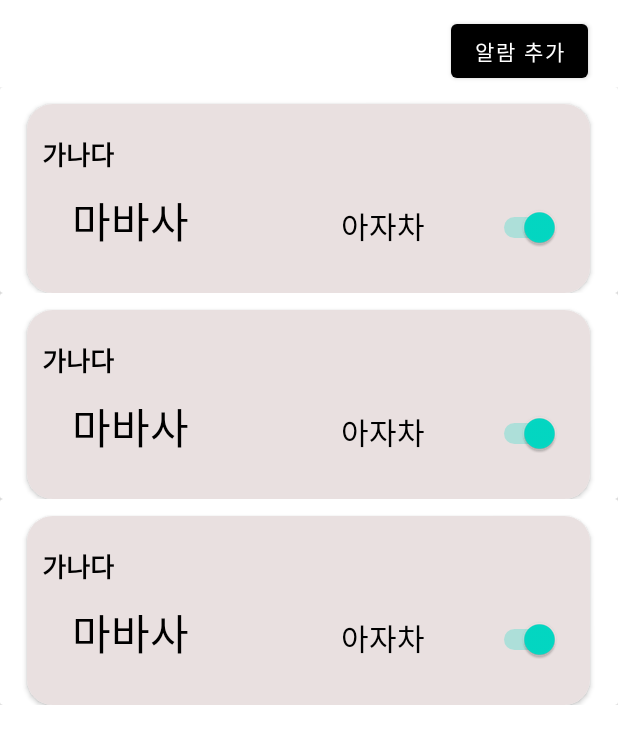
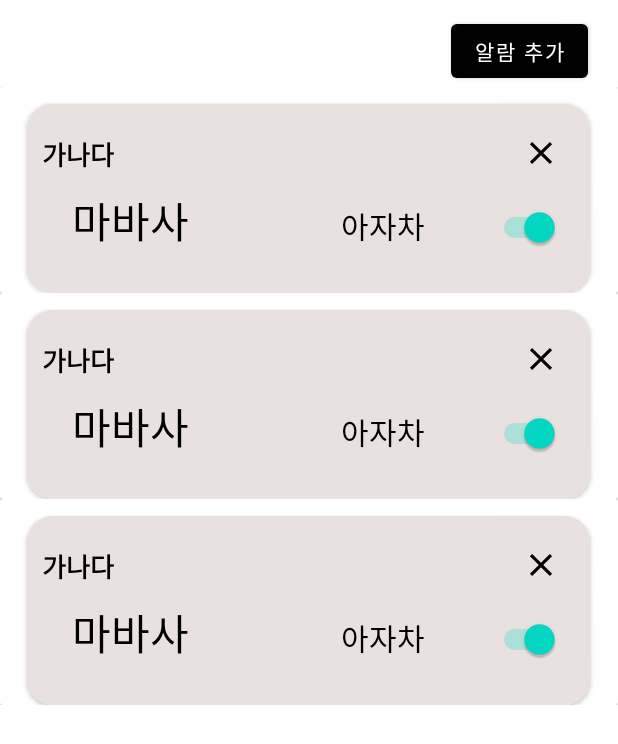
Before and after one commit to sdds3441/coffee, an Android app: the layout fragment_timeset.xml on its own in the app's theme, with its tools: preview values and no code run, on a phone screen of 412 x 824 dp. Shown: the top 744 px of the screen. Run offline under Robolectric (Android 15) with nearby library versions, the phone set to English and light mode, and no system bars.

```diff
--- /dev/null
+++ b/app/src/main/res/drawable/baseline_close_24.xml
@@ -0,0 +1,5 @@
+<vector android:height="24dp" android:tint="#000000"
+    android:viewportHeight="24" android:viewportWidth="24"
+    android:width="24dp" xmlns:android="http://schemas.android.com/apk/res/android">
+    <path android:fillColor="@android:color/white" android:pathData="M19,6.41L17.59,5 12,10.59 6.41,5 5,6.41 10.59,12 5,17.59 6.41,19 12,13.41 17.59,19 19,17.59 13.41,12z"/>
+</vector>
--- a/app/src/main/res/layout/list_item.xml
+++ b/app/src/main/res/layout/list_item.xml
@@ -74,6 +74,15 @@
                     android:checked="true"
                     tools:ignore="TouchTargetSizeCheck" />
 
+                <Button
+                    android:id="@+id/close_btn"
+                    android:layout_width="25dp"
+                    android:layout_height="25dp"
+                    android:layout_alignTop="@id/name"
+                    android:layout_alignRight="@id/al_switch"
+                    android:background="@drawable/baseline_close_24"
+                    tools:ignore="SpeakableTextPresentCheck,TouchTargetSizeCheck" />
+
 
             </RelativeLayout>
 
```
Also changed, not shown: app/src/main/java/com/example/coffee/ListApater.kt (+18 -0 lines), app/src/main/java/com/example/coffee/TimeSettingActivity.kt (+35 -16 lines), app/src/main/java/com/example/coffee/TimesetFragment.kt (+17 -1 lines).
